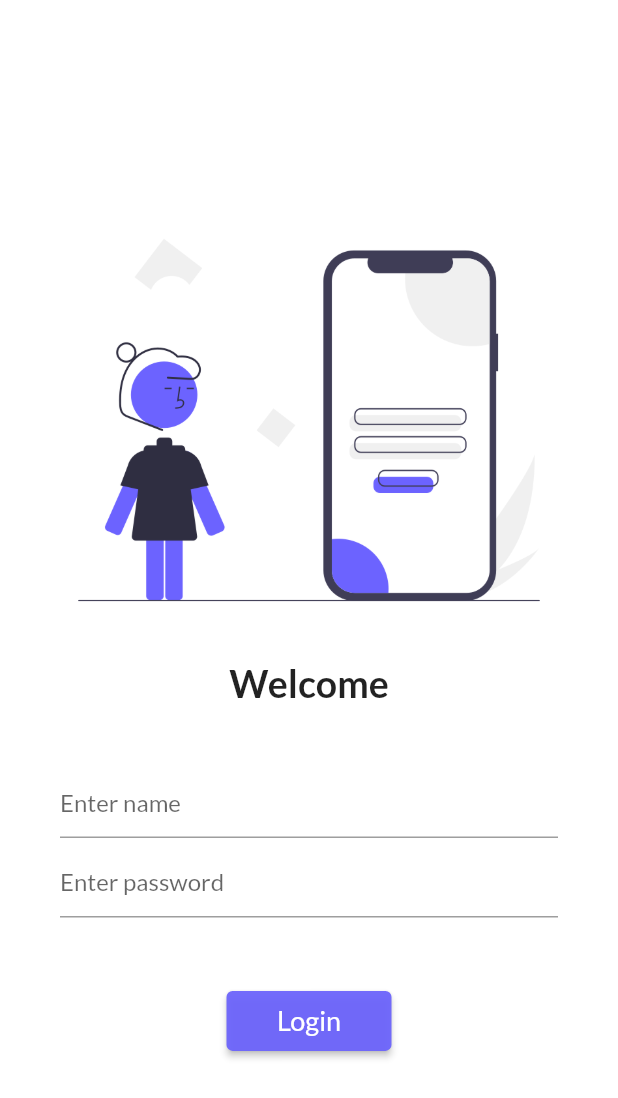
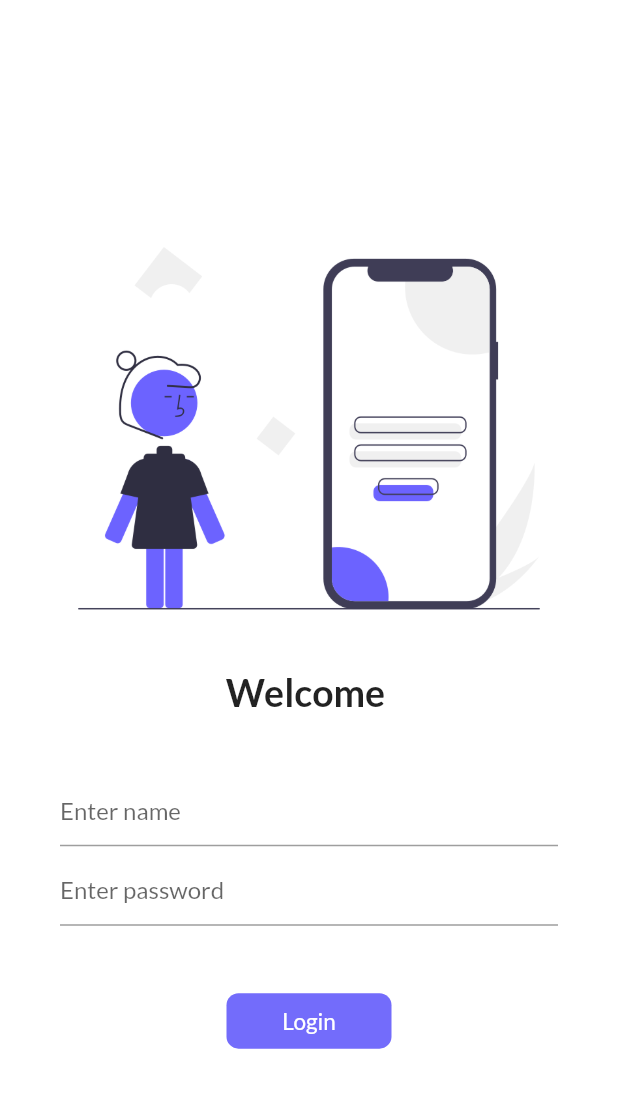
Before and after one commit to sank4lp55/lessgo, a Flutter app: the screen it shows after launch, on a phone screen of 412 x 824 dp. Shown: the top 1098 px of the screen. Run offline on Flutter 3.47's test engine with Material 2 defaults, Android fonts, the light colour scheme and no system bars; our stand-ins replace google_fonts.

Commit message:
day 6 completed

```diff
--- a/lib/pages/Loginpage.dart
+++ b/lib/pages/Loginpage.dart
@@ -1,9 +1,16 @@
 import 'package:flutter/material.dart';
 import 'package:lessgo/utils/routes.dart';
 
-class Loginpage extends StatelessWidget {
+class Loginpage extends StatefulWidget {
   const Loginpage({Key? key}) : super(key: key);
 
+  @override
+  State<Loginpage> createState() => _LoginpageState();
+}
+
+class _LoginpageState extends State<Loginpage> {
+  String name = "";
+  bool changeButton = false;
   @override
   Widget build(BuildContext context) {
     return Scaffold(
@@ -24,7 +31,7 @@
                   height: 5,
                 ),
                 Text(
-                  "Welcome",
+                  "Welcome $name",
                   style: TextStyle(
                     fontWeight: FontWeight.bold,
                     fontSize: 25,
@@ -37,6 +44,10 @@
                     children: [
                       TextFormField(
                         decoration: InputDecoration(hintText: "Enter name"),
+                        onChanged: (value) {
+                          name = value;
+                          setState(() {});
+                        },
                       ),
                       SizedBox(
                         height: 5,
@@ -51,18 +62,49 @@
                 SizedBox(
                   height: 5,
                 ),
-                ElevatedButton(
-                  onPressed: () {
+                InkWell(
+                  onTap: () async {
+                    setState(() {
+                      changeButton = true;
+                    });
+                    await Future.delayed(Duration(seconds: 1));
                     Navigator.pushNamed(context, MyRoutes.homeRoute);
                   },
-                  child: Text(
-                    "Login",
-                    style: TextStyle(fontSize: 18),
+                  child: AnimatedContainer(
+                    duration: Duration(seconds: 1),
+                    alignment: Alignment.center,
+                    width: changeButton ? 37 : 110,
+                    height: 37,
+                    // color: Color.fromRGBO(108, 100, 251, 0.95),
+                    child: changeButton
+                        ? Icon(
+                            Icons.done,
+                            color: Colors.white,
+                          )
+                        : Text(
+                            "Login",
+                            style: TextStyle(color: Colors.white, fontSize: 15),
+                          ),
+                    decoration: BoxDecoration(
+                        color: Color.fromRGBO(108, 100, 251, 0.95),
+                        // shape:
+                        //     changeButton ? BoxShape.circle : BoxShape.rectangle,
+                        borderRadius:
+                            BorderRadius.circular(changeButton ? 18.5 : 8)),
                   ),
-                  style: ElevatedButton.styleFrom(
-                      primary: Color.fromRGBO(108, 100, 251, 0.95),
-                      minimumSize: Size(110, 40)),
                 ),
+                // ElevatedButton(
+                //   onPressed: () {
+                //     Navigator.pushNamed(context, MyRoutes.homeRoute);
+                //   },
+                //   child: Text(
+                //     "Login",
+                //     style: TextStyle(fontSize: 18),
+                //   ),
+                //   style: ElevatedButton.styleFrom(
+                //       primary: Color.fromRGBO(108, 100, 251, 0.95),
+                //       minimumSize: Size(110, 40)),
+                // ),
               ],
             ),
           ),
```
